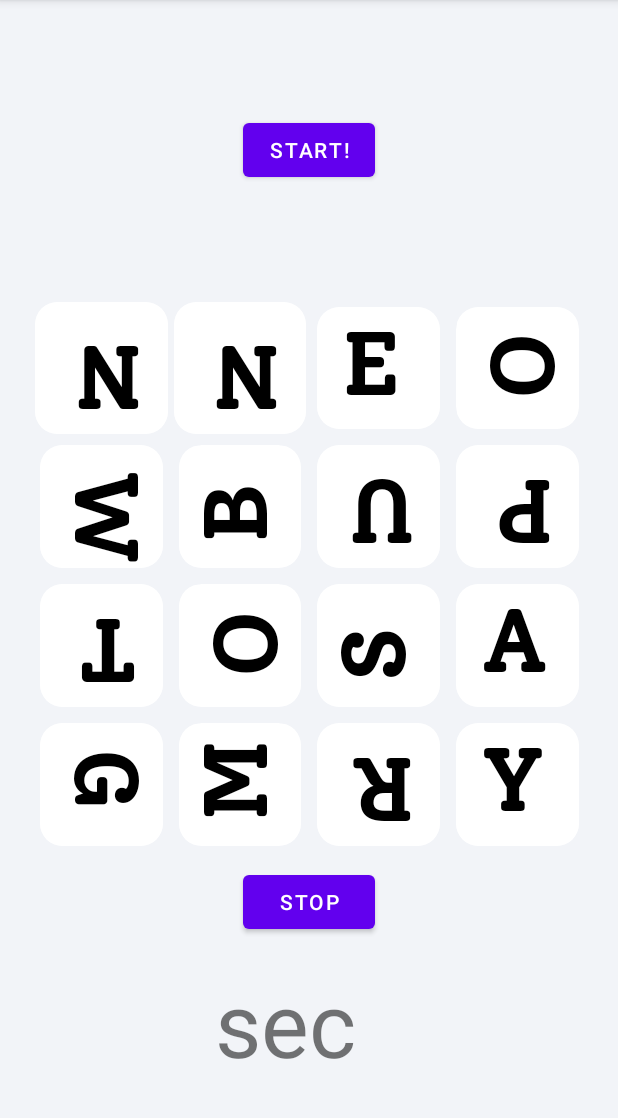
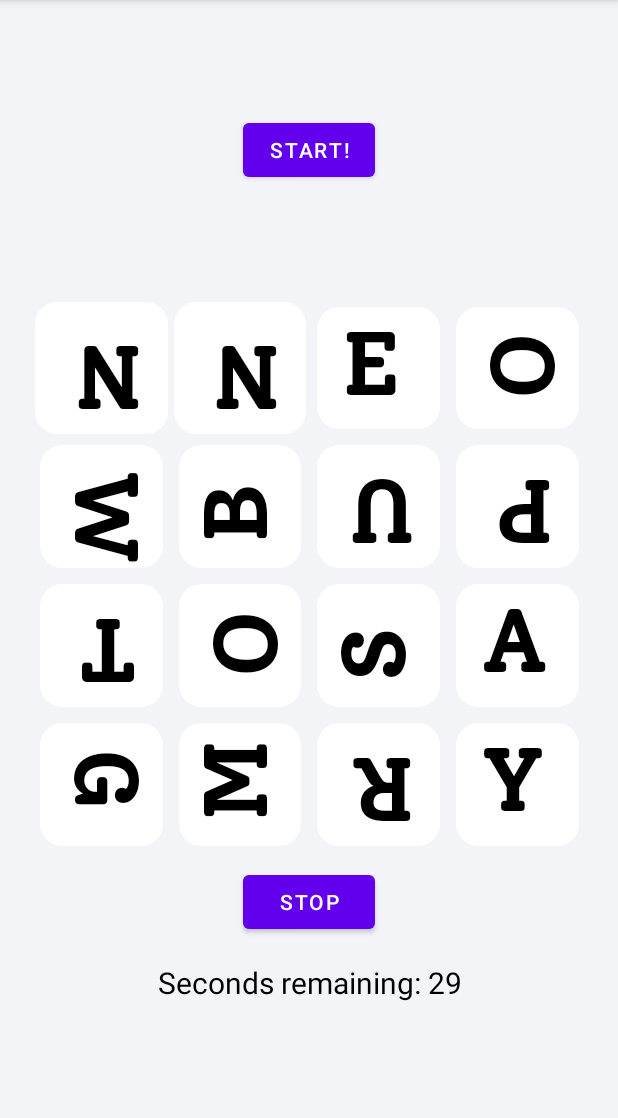
Before and after one commit to tubbmeister/My_Boggle, an Android app: the screen it shows after launch (MainActivity), after a tap on "START!", on a phone screen of 412 x 824 dp, the part 84-1202 px from its top. Run offline under Robolectric (Android 15) with nearby library versions, the phone set to English and light mode, and no system bars.

Commit message:
Dad is the best 2

```diff
--- a/app/src/main/java/com/example/myboggle/MainActivity.java
+++ b/app/src/main/java/com/example/myboggle/MainActivity.java
@@ -56,11 +56,11 @@
     new CountDownTimer(30000, 1000) {
 
         public void onTick(long millisUntilFinished) {
-            mTextField.setText("seconds remaining: " + millisUntilFinished / 1000);
+            mTextField.setText("Seconds remaining: " + millisUntilFinished / 1000);
         }
 
         public void onFinish() {
-            mTextField.setText("done!");
+            mTextField.setText("Done!");
         }
     }.start();
 
--- a/app/src/main/res/layout/activity_main.xml
+++ b/app/src/main/res/layout/activity_main.xml
@@ -557,11 +557,13 @@
 
     <TextView
         android:id="@+id/mTextField"
-        android:layout_width="125dp"
-        android:layout_height="70dp"
+        android:layout_width="251dp"
+        android:layout_height="85dp"
         android:layout_marginTop="16dp"
         android:text=""
-        android:textSize="60dp"
+        android:textAlignment="center"
+        android:textSize="20dp"
+        android:textColor="@color/black"
         app:layout_constraintEnd_toEndOf="parent"
         app:layout_constraintStart_toStartOf="parent"
         app:layout_constraintTop_toBottomOf="@+id/Stop" />
```
